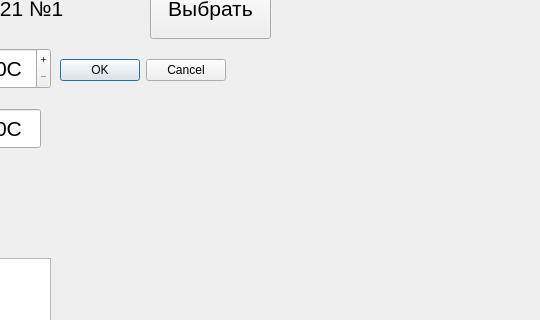
Above: mainwindow.ui from beeleph/PanelRegata2 before the change; both pictures show x 740 to 1280 and y 292 to 612 of the 1280 by 720 pixel window. Below: the same form after it.
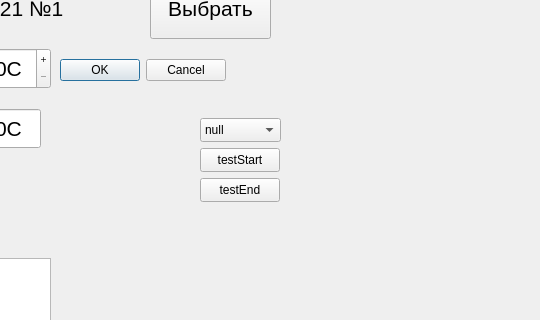
That is the form after the change. Icons and pictures are not drawn. Custom widgets are drawn as their Qt base class.

Commit message:
+ test buttons. for DB write testing purposes
query for SLI fixed

Diff of the .ui file:
```diff
--- a/mainwindow.ui
+++ b/mainwindow.ui
@@ -1452,6 +1452,62 @@
      <set>QDialogButtonBox::Cancel|QDialogButtonBox::Ok</set>
     </property>
    </widget>
+   <widget class="QPushButton" name="testStartButton">
+    <property name="geometry">
+     <rect>
+      <x>940</x>
+      <y>440</y>
+      <width>80</width>
+      <height>24</height>
+     </rect>
+    </property>
+    <property name="text">
+     <string>testStart</string>
+    </property>
+   </widget>
+   <widget class="QPushButton" name="testEndButton">
+    <property name="geometry">
+     <rect>
+      <x>940</x>
+      <y>470</y>
+      <width>80</width>
+      <height>24</height>
+     </rect>
+    </property>
+    <property name="text">
+     <string>testEnd</string>
+    </property>
+   </widget>
+   <widget class="QComboBox" name="testPathComboBox">
+    <property name="geometry">
+     <rect>
+      <x>940</x>
+      <y>410</y>
+      <width>81</width>
+      <height>24</height>
+     </rect>
+    </property>
+    <item>
+     <property name="text">
+      <string>null</string>
+     </property>
+    </item>
+    <item>
+     <property name="text">
+      <string>N1</string>
+     </property>
+    </item>
+    <item>
+     <property name="text">
+      <string>N2</string>
+     </property>
+    </item>
+    <item>
+     <property name="text">
+      <string>G</string>
+     </property>
+    </item>
+   </widget>
    <zorder>label</zorder>
    <zorder>N1Button</zorder>
    <zorder>N2Button</zorder>
```
Left out of the diff: 3 changed lines with no effect on the pictures. The commit also changes 4 other files.
